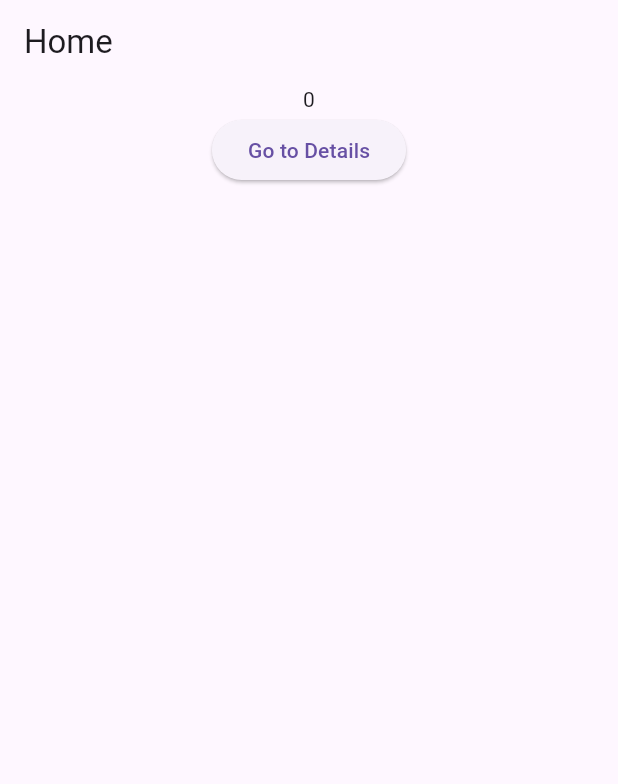
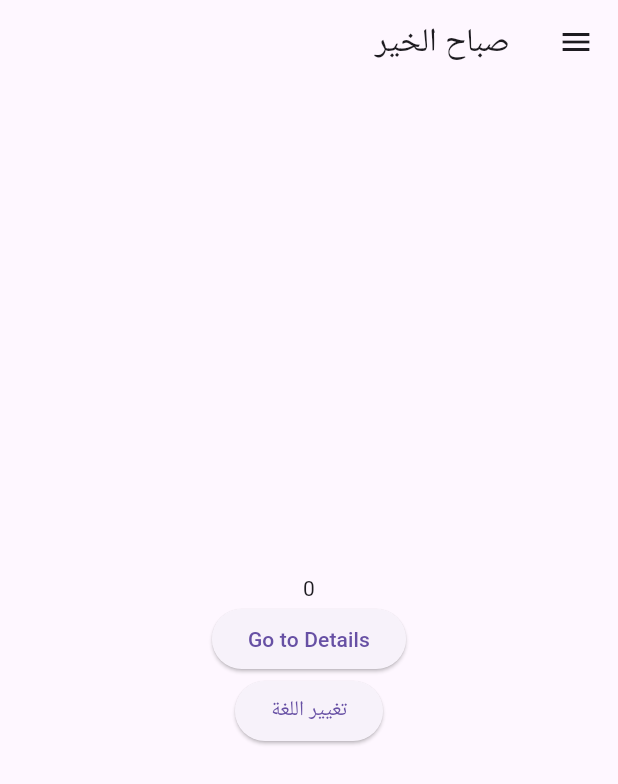
Before and after one commit to barakatabdullah/flutter_starter, a Flutter app: the screen it shows after launch, on a phone screen of 412 x 824 dp. Shown: the top 784 px of the screen. Run offline on Flutter 3.47's test engine with Material 3 defaults, Android fonts, the phone set to English and light mode, and no system bars; our stand-ins replace get.

Commit message:
feat : add localization

```diff
--- /dev/null
+++ b/lib/locales/ar.dart
@@ -0,0 +1,9 @@
+import 'translation_keys.dart' as translation;
+
+class Ar{
+  Map<String,String> get messages => {
+    translation.title:'بداية فلاتر',
+    translation.goodMorning:'صباح الخير',
+    translation.changeLang:'تغيير اللغة',
+  };
+}
--- /dev/null
+++ b/lib/locales/en.dart
@@ -0,0 +1,9 @@
+import 'translation_keys.dart' as translation;
+
+class En{
+  Map<String,String> get messages => {
+    translation.title:'Flutter Starter',
+    translation.goodMorning:'Good Morning',
+    translation.changeLang:'Change Language',
+  };
+}
--- /dev/null
+++ b/lib/locales/strings_manager.dart
@@ -0,0 +1,11 @@
+import 'package:flutter_starter/locales/ar.dart';
+import 'package:flutter_starter/locales/en.dart';
+import 'package:get/get.dart';
+
+class Messages extends Translations{
+  @override
+  Map<String, Map<String, String>> get keys => {
+    'en': En().messages,
+    'ar':Ar().messages,
+  };
+}
--- /dev/null
+++ b/lib/locales/translation_keys.dart
@@ -0,0 +1,3 @@
+const title = 'title';
+const goodMorning = 'good-morning';
+const changeLang = 'change-lang';
--- a/lib/main.dart
+++ b/lib/main.dart
@@ -1,6 +1,7 @@
 import 'package:flutter/material.dart';
 import 'package:flutter_starter/infrastructure/navigation/navigation.dart';
 import 'package:flutter_starter/infrastructure/navigation/routes.dart';
+import 'package:flutter_starter/locales/strings_manager.dart';
 import 'package:get/get.dart';
 
 Future<void> main() async {
@@ -17,6 +18,9 @@ class Main extends StatelessWidget {
   @override
   Widget build(BuildContext context) {
     return GetMaterialApp(
+      locale: Locale('ar'),
+      translations: Messages(),
+      debugShowCheckedModeBanner: false,
       initialRoute: initialRoute,
       getPages: Nav.routes,
 
--- a/lib/presentation/home/home.screen.dart
+++ b/lib/presentation/home/home.screen.dart
@@ -1,16 +1,31 @@
 import 'package:flutter/material.dart';
+import 'package:flutter_starter/infrastructure/navigation/routes.dart';
 import 'package:flutter_starter/presentation/home/controllers/home.controller.dart';
+import 'package:flutter_starter/locales/translation_keys.dart' as translation;
 import 'package:get/get.dart';
 
 class HomeScreen extends GetView<HomeController> {
   @override
   Widget build(BuildContext context) {
     return Scaffold(
+      drawer: Drawer(
+        child: ListView(
+          children: [
+            ListTile(
+              title: Text(translation.title.tr),
+              onTap: () {
+                Get.toNamed(Routes.Home);
+              },
+            ),
+          ],
+        ),
+      ),
       appBar: AppBar(
-        title: Text('Home'),
+        title: Text(translation.goodMorning.tr),
       ),
       body: Center(
         child: Column(
+          mainAxisAlignment: MainAxisAlignment.center,
           children: [
             Obx(()=> controller.count != null ? Text(controller.count.toString()): CircularProgressIndicator()),
             ElevatedButton(
@@ -19,6 +34,11 @@ class HomeScreen extends GetView<HomeController> {
               },
               child: Text('Go to Details'),
             ),
+
+            ElevatedButton(onPressed: (){
+              Get.updateLocale(Get.locale == Locale('en') ? Locale('ar') : Locale('en'));
+
+            }, child: Text(translation.changeLang.tr)),
           ],
         )
       ),
```
Also changed, not shown: 1 other file.
